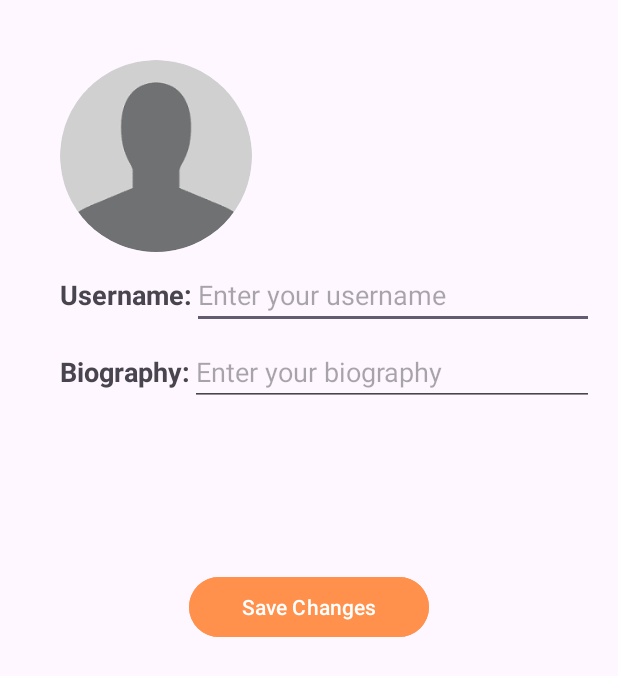
After one commit to iamcristinanr/ANDROIDcitysound, an Android app: the layout activity_editprofile.xml on its own in the app's theme, with its tools: preview values and no code run, on a phone screen of 412 x 824 dp. The commit adds this screen. Shown: the top 676 px of the screen. Run offline under Robolectric (Android 15) with nearby library versions, the light colour scheme and no system bars; network calls fail.

Commit message:
layout editprofile

```diff
--- a/app/src/main/java/com/example/citysound/SearchTour.kt
+++ b/app/src/main/java/com/example/citysound/SearchTour.kt
@@ -86,11 +86,12 @@ class SearchTour : AppCompatActivity() {
                         val tourId = tourObject.getInt("id")
                         val tourName = tourObject.getString("name")
                         val description = tourObject.getString("description")
+                        val tourImage = tourObject.getString("photo")
 
                         // Aquí puedes obtener más atributos del objeto tour si es necesario
 
 
-                        val tour = Tour(tourId, tourName, description)
+                        val tour = Tour(tourId, tourName, description, tourImage)
                         tourList.add(tour)
                     }
 
--- a/app/src/main/java/com/example/citysound/Stop.kt
+++ b/app/src/main/java/com/example/citysound/Stop.kt
@@ -7,11 +7,13 @@ data class Stop(
     val id: Int,
     val name: String,
     val description: String,
+    val image: String,
 
 
 ) : Parcelable {
     constructor(parcel: Parcel) : this(
         parcel.readInt(),
+        parcel.readString() ?: "",
         parcel.readString() ?: "",
         parcel.readString() ?: "",
 
@@ -20,6 +22,7 @@ data class Stop(
     override fun writeToParcel(parcel: Parcel, flags: Int) {
         parcel.writeString(name)
         parcel.writeString(description)
+        parcel.writeString(image)
     }
 
     override fun describeContents(): Int {
--- a/app/src/main/java/com/example/citysound/StopsList.kt
+++ b/app/src/main/java/com/example/citysound/StopsList.kt
@@ -49,10 +49,12 @@ class StopsList : AppCompatActivity(), StopListAdapter.OnItemClickListener {
 
                     for (i in 0 until response.length()) {
                         val stopObject = response.getJSONObject(i)
+                        Log.d("Response", "JSON Object at position $i: $stopObject")
                         val stop = Stop(
                             stopObject.getInt("id"),
                             stopObject.getString("name"),
                             stopObject.getString("description"),
+                            stopObject.getString("image"),
                         )
                         stops.add(stop)
                     }
@@ -100,7 +102,9 @@ class StopsList : AppCompatActivity(), StopListAdapter.OnItemClickListener {
     override fun onItemClick(stop: Stop) {
         // Abrir la actividad de detalles de la parada
         val intent = Intent(this, StopActivity::class.java)
-        intent.putExtra("stop", stop)
+        intent.putExtra("stopName", stop.name)
+        intent.putExtra("stopDescription", stop.description)
+        intent.putExtra("stopImage", stop.image)
         startActivity(intent)
     }
 }
--- a/app/src/main/java/com/example/citysound/Tour.kt
+++ b/app/src/main/java/com/example/citysound/Tour.kt
@@ -7,19 +7,21 @@ data class Tour(
     val id: Int,
     val tourName: String,
     val description: String,
-    // val imageTour: Int, // Si deseas incluir una imagen, puedes usar un recurso de imagen
+    val tourImage: String, // Si deseas incluir una imagen, puedes usar un recurso de imagen
     // val pointsOfInterest: List<String> // Si deseas incluir una lista de puntos de interés
 ) : Parcelable {
     constructor(parcel: Parcel) : this(
         parcel.readInt(),
         parcel.readString() ?: "",
-        parcel.readString() ?: ""
+        parcel.readString() ?: "",
+        parcel.readString() ?: "",
     )
 
     override fun writeToParcel(parcel: Parcel, flags: Int) {
         parcel.writeInt(id)
         parcel.writeString(tourName)
         parcel.writeString(description)
+        parcel.writeString(tourImage)
     }
 
     override fun describeContents(): Int {
--- /dev/null
+++ b/app/src/main/res/layout/activity_editprofile.xml
@@ -0,0 +1,80 @@
+<?xml version="1.0" encoding="utf-8"?>
+<androidx.constraintlayout.widget.ConstraintLayout xmlns:android="http://schemas.android.com/apk/res/android"
+    xmlns:app="http://schemas.android.com/apk/res-auto"
+    android:layout_width="match_parent"
+    android:layout_height="match_parent"
+    android:padding="16dp">
+
+    <com.google.android.material.imageview.ShapeableImageView
+        android:id="@+id/photoprofile"
+        android:layout_width="128dp"
+        android:layout_height="128dp"
+        android:layout_marginStart="24dp"
+        android:layout_marginTop="24dp"
+        android:scaleType="centerCrop"
+        app:srcCompat="@mipmap/avatarprofile"
+        app:shapeAppearanceOverlay="@style/CircularShape"
+        app:layout_constraintStart_toStartOf="parent"
+        app:layout_constraintTop_toTopOf="parent"
+        app:strokeColor="@android:color/white"
+        />
+
+    <TextView
+        android:id="@+id/textViewUsername"
+        android:layout_width="wrap_content"
+        android:layout_height="wrap_content"
+        android:text="Username:"
+        android:textSize="18sp"
+        android:textStyle="bold"
+        app:layout_constraintStart_toStartOf="@+id/photoprofile"
+        app:layout_constraintTop_toBottomOf="@+id/photoprofile"
+        android:layout_marginTop="16dp" />
+
+    <EditText
+        android:id="@+id/editTextUsername"
+        android:layout_width="0dp"
+        android:layout_height="wrap_content"
+        android:hint="Enter your username"
+        android:inputType="text"
+        app:layout_constraintEnd_toEndOf="parent"
+        app:layout_constraintStart_toEndOf="@+id/textViewUsername"
+        app:layout_constraintTop_toTopOf="@+id/textViewUsername"
+        app:layout_constraintBottom_toBottomOf="@+id/textViewUsername"
+        />
+
+    <TextView
+        android:id="@+id/textViewBio"
+        android:layout_width="wrap_content"
+        android:layout_height="wrap_content"
+        android:text="Biography:"
+        android:textSize="18sp"
+        android:textStyle="bold"
+        app:layout_constraintStart_toStartOf="@+id/textViewUsername"
+        app:layout_constraintTop_toBottomOf="@+id/editTextUsername"
+        android:layout_marginTop="16dp" />
+
+    <EditText
+        android:id="@+id/editTextBio"
+        android:layout_width="0dp"
+        android:layout_height="wrap_content"
+        android:hint="Enter your biography"
+        app:layout_constraintStart_toEndOf="@+id/textViewBio"
+        app:layout_constraintTop_toTopOf="@+id/textViewBio"
+        app:layout_constraintEnd_toEndOf="parent"
+        app:layout_constraintBottom_toBottomOf="@+id/textViewBio" />
+
+    <Button
+        android:id="@+id/buttonSave"
+        android:layout_width="0dp"
+        android:layout_height="wrap_content"
+        android:layout_margin="110dp"
+        android:backgroundTint="@color/orange"
+        android:drawablePadding="30dp"
+        android:text="Save Changes"
+        android:textColor="@color/white"
+        app:layout_constraintEnd_toEndOf="parent"
+        app:layout_constraintStart_toStartOf="parent"
+        app:layout_constraintTop_toBottomOf="@+id/editTextBio"
+        android:layout_marginTop="40dp"/>
+
+</androidx.constraintlayout.widget.ConstraintLayout>
--- a/app/src/main/res/layout/activity_liststops.xml
+++ b/app/src/main/res/layout/activity_liststops.xml
@@ -13,7 +13,7 @@
         android:orientation="vertical">
 
         <ImageView
-            android:id="@+id/imageViewStop"
+            android:id="@+id/stopImageView"
             android:layout_width="match_parent"
             android:layout_height="200dp"
             android:scaleType="centerCrop"
--- a/app/src/main/res/layout/activity_possibletours.xml
+++ b/app/src/main/res/layout/activity_possibletours.xml
@@ -13,7 +13,7 @@
         android:orientation="vertical">
 
         <ImageView
-            android:id="@+id/imageViewTour"
+            android:id="@+id/tourImageView"
             android:layout_width="match_parent"
             android:layout_height="200dp"
             android:scaleType="centerCrop"
```
Also changed, not shown: app/src/main/java/com/example/citysound/StopActivity.kt (+15 -3 lines), app/src/main/java/com/example/citysound/StopListAdapter.kt (+11 -0 lines), app/src/main/java/com/example/citysound/TourActivity.kt (+10 -1 lines), app/src/main/java/com/example/citysound/TourAdapter.kt (+11 -1 lines).
